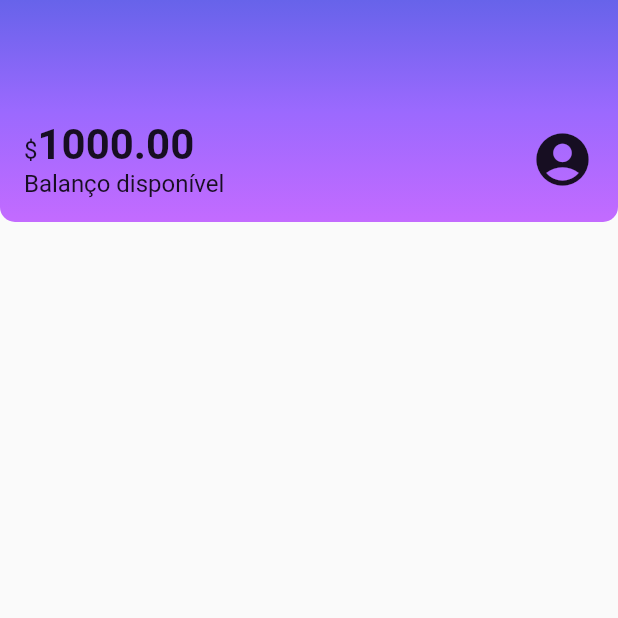
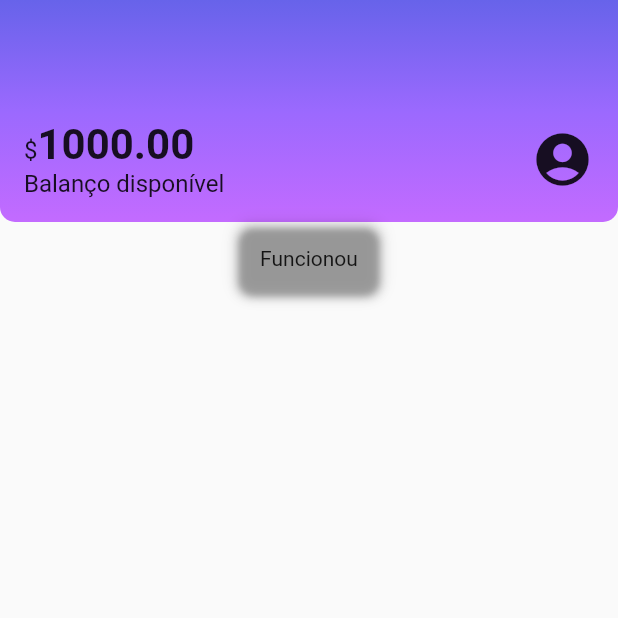
Before and after one commit to matheus-liber/alubank, a Flutter app: the screen it shows after launch, on a phone screen of 412 x 824 dp, the top half of it. Run offline on Flutter 3.47's test engine with Material 2 defaults, Android fonts, the phone set to English and light mode, and no system bars.

Commit message:
Módulo 3 - Iniciando criação do box card

```diff
--- /dev/null
+++ b/lib/components/box_card.dart
@@ -0,0 +1,20 @@
+import 'package:flutter/material.dart';
+
+class BoxCard extends StatelessWidget {
+  final Widget boxContent;
+
+  const BoxCard({Key? key, required this.boxContent}) : super(key: key);
+
+  @override
+  Widget build(BuildContext context) {
+    return Container(
+      padding: const EdgeInsets.all(16),
+      decoration: BoxDecoration(
+        boxShadow: kElevationToShadow[3],
+        borderRadius: BorderRadius.circular(10),
+
+      ),
+      child: boxContent,
+    );
+  }
+}
--- a/lib/screens/home.dart
+++ b/lib/screens/home.dart
@@ -1,3 +1,4 @@
+import 'package:alubank/components/box_card.dart';
 import 'package:alubank/components/sections/header.dart';
 import 'package:flutter/material.dart';
 
@@ -10,6 +11,7 @@ class Home extends StatelessWidget {
       body: Column(
         children: <Widget>[
           Header(),
+          BoxCard(boxContent: Text('Funcionou'))
         ],
       ),
     );
```
